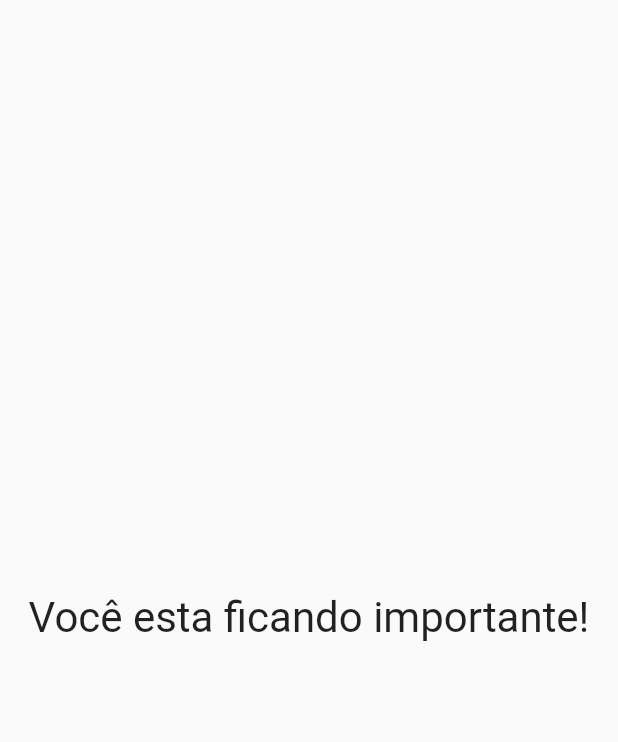
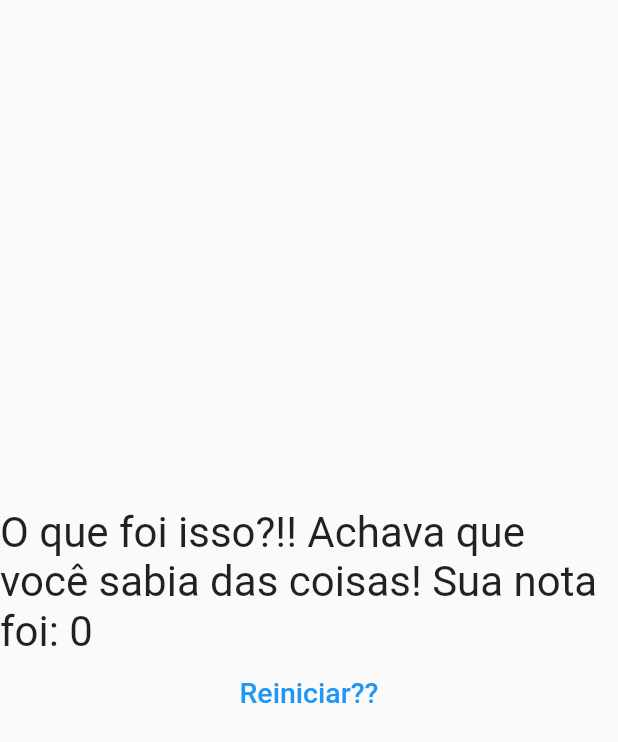
Before and after one commit to Quatrochifh/Rojo_Estudo_Dart, a Flutter app: the Resultado widget shown alone on an empty page, opened directly with empty values, on a phone screen of 412 x 824 dp. Shown: the top 742 px of the screen. Run offline on Flutter 3.47's test engine with Material 2 defaults, Android fonts, the phone set to English and light mode, and no system bars.

Commit message:
Primeiro projeto - Perguntas e Respostas 100% Concluido

```diff
--- a/Iniciando com Flutter.txt
+++ b/Iniciando com Flutter.txt
@@ -18,7 +18,13 @@ Primeiras Linhas de Código: https://github.com/Quatrochifh/Rojo_Estudo_Dart
 
 @Override é basicamente obrigatorio, ele diz que obrigatoriamente o component stateless precisa implementar, sobrescrevendo o build
 
-4# Diferentes tipos de Widgets
+4# - Stateless e Stateful
+
+
+
+
+
+5# Diferentes tipos de Widgets
 
 visiveis                                        x                  Invisíveis
 ReisedButton(), Text(), Card(),....                                Row(), Column(), ListView(),...
--- a/primeiro_projeto_flutter/primeiro_projeto_perguntas/lib/main.dart
+++ b/primeiro_projeto_flutter/primeiro_projeto_perguntas/lib/main.dart
@@ -1,6 +1,7 @@
 import 'package:flutter/material.dart';
 import './questionario.dart';
 import './resutado.dart';
+//import './resposta.dart';
 
 main() => runApp(const PerguntaApp());
 
@@ -17,30 +18,43 @@ class _PerguntaAppState extends State<PerguntaApp> {
 
   final _perguntas = const [
     {
-      'texto': 'Qual é a sua cor favorita?',
+      'name': '¹ᴾᴼᴺᵀᴼ',
+      'texto': 'O que significa "Valar Dohaeris"?',
       'respostas': [
-        {'texto': 'preto', 'nota': 10},
-        {'texto': 'vermelho', 'nota': 9},
-        {'texto': 'verde', 'nota': 8},
-        {'texto': 'laranja', 'nota': 7},
+        {'texto': '"Todos os homens devem servir"', 'nota': 10},
+        {'texto': 'Todas as pessoas devem sofrer', 'nota': 0},
+        {'texto': 'Todas as pessoas devem morrer', 'nota': 0},
+        {'texto': 'Todos os homens devem cair', 'nota': 0},
       ]
     },
     {
-      'texto': 'Qual o seu animal favorito?',
+      'name': '¹ᴾᴼᴺᵀᴼ',
+      'texto': 'Quais são os nomes dos 3 dragões de Daenerys Targaryen?',
       'respostas': [
-        {'texto': 'Lobo', 'nota': 10},
-        {'texto': 'Leão', 'nota': 9},
-        {'texto': 'Veado', 'nota': 8},
-        {'texto': 'Dragão', 'nota': 7},
+        {'texto': 'Shenlong, Tiamat, Mushun', 'nota': 0},
+        {'texto': 'Kall, Tyrell, Dracarys', 'nota': 0},
+        {'texto': 'Saphira, Draco, Lestark', 'nota': 0},
+        {'texto': 'Rhaegal, Drogon e Viserion', 'nota': 10},
       ]
     },
     {
-      'texto': 'Qual a sua casa favorita?',
+      'name': '¹ᴾᴼᴺᵀᴼ',
+      'texto': 'Quem deu para Jon Snow a espada Garralonga?',
       'respostas': [
-        {'texto': 'Stark', 'nota': 10},
-        {'texto': 'Lannister', 'nota': 9},
-        {'texto': 'Baratheon', 'nota': 8},
-        {'texto': 'Targaryen', 'nota': 10},
+        {'texto': 'Ned Stark', 'nota': 0},
+        {'texto': 'Tyrion Lannister', 'nota': 0},
+        {'texto': 'Jeor Mormont', 'nota': 10},
+        {'texto': 'Tormund Giantsbane', 'nota': 0},
+      ]
+    },
+        {
+      'name': '¹ᴾᴼᴺᵀᴼ',
+      'texto': 'Qual rei ficou conhecido como "Rei Louco"?',
+      'respostas': [
+        {'texto': 'Rhaegar Targaryen', 'nota': 0},
+        {'texto': 'Joffrey Baratheon', 'nota': 0},
+        {'texto': 'Aegon IV Targaryen', 'nota': 0},
+        {'texto': 'Aerys II Targaryen', 'nota': 10},
       ]
     }
   ];
@@ -59,27 +73,23 @@ class _PerguntaAppState extends State<PerguntaApp> {
         _notaTotal += nota;
       });
     }
-
-    print(_notaTotal);
   }
 
   bool get temPerguntaSelecionada {
     return _perguntaSelecionada < _perguntas.length;
   }
 
+  void _reiniciarQuestionario() {
+    setState(() {
+      _perguntaSelecionada = 0;
+      _notaTotal = 0;
+    });
+  }
+
   @override
   Widget build(BuildContext context) {
-    // List<String> respostas = temPerguntaSelecionada
-    // ? _perguntas[_perguntaSelecionada].cast()['respostas']
-    // : [];
-    // List<Widget> widgets =
-    //     respostas.map((t) => Resposta(t, _responder)).toList();
-
-    //  for (String textoResp in respostas) {
-    //     widgets.add(Resposta(textoResp, _responder));
-    //   }
-
     return MaterialApp(
+      theme: ThemeData( primarySwatch: Colors.green),
       home: Scaffold(
         appBar: AppBar(
           title: const Text('Perguntas'),
@@ -88,8 +98,9 @@ class _PerguntaAppState extends State<PerguntaApp> {
             ? Questionario(
                 perguntas: _perguntas,
                 perguntaSelecionada: _perguntaSelecionada,
-                quandoResponder: _responder)
-            :  Resultado(_notaTotal),
+                quandoResponder: _responder,
+              )
+            : Resultado(_notaTotal, _reiniciarQuestionario),
       ),
     );
   }
--- a/primeiro_projeto_flutter/primeiro_projeto_perguntas/lib/resposta.dart
+++ b/primeiro_projeto_flutter/primeiro_projeto_perguntas/lib/resposta.dart
@@ -1,4 +1,4 @@
-import 'package:flutter/cupertino.dart';
+//import 'package:flutter/cupertino.dart';
 //import 'package:flutter/src/foundation/key.dart';
 //import 'package:flutter/src/widgets/framework.dart';
 //import 'package:flutter/cupertino.dart';
@@ -9,10 +9,10 @@ class Resposta extends StatelessWidget {
 
   final String texto;
 
-  final void Function() quandoSelecionado;
+ final void Function() quandoSelecionado;
 
-  // ignore: use_key_in_widget_constructors
-  const Resposta (this.texto, this.quandoSelecionado );
+  const Resposta(this.texto,  this.quandoSelecionado, {Key? key})
+      : super(key: key);
 
 
   @override
@@ -23,8 +23,8 @@ class Resposta extends StatelessWidget {
         onPressed: quandoSelecionado,
         child: Text(texto),
         style: ElevatedButton.styleFrom(
-        primary: Color.fromARGB(255, 116, 167, 226), // background color
-        onPrimary: Colors.black87,
+        primary: Color.fromARGB(255, 11, 165, 34), // background color
+        onPrimary: Colors.white,
         ),
     ));
   }
--- a/primeiro_projeto_flutter/primeiro_projeto_perguntas/lib/resutado.dart
+++ b/primeiro_projeto_flutter/primeiro_projeto_perguntas/lib/resutado.dart
@@ -1,31 +1,59 @@
 //import 'package:flutter/src/foundation/key.dart';
 //import 'package:flutter/src/widgets/framework.dart';
+// ignore_for_file: unnecessary_brace_in_string_interps
+
 import 'package:flutter/material.dart';
 
 class Resultado extends StatelessWidget {
   final int pontuacao;
 
-  const Resultado(this.pontuacao, {Key? key}) : super(key: key);
+  final void Function() quandoReiniciarQuestionario;
+
+  const Resultado(this.pontuacao, this.quandoReiniciarQuestionario, {Key? key})
+      : super(key: key);
+
+
+  // const Resultado(this.pontuacao, void Function() reiniciarQuestionario,
+  // {Key? key, required this.quandoReiniciarQuestionario})
+  //: super(key: key);
 
   String get fraseResultado {
-    if (pontuacao <= 23 ) {
-      return 'Você esta ficando importante!';
-    } else if (pontuacao <= 26) {
-      return 'Você é um lorde!';
-    } else if (pontuacao <= 29) {
-      return 'Você é o mão do rei!';
+    if (pontuacao <= 0 ) {
+      return 'O que foi isso?!! Achava que você sabia das coisas! Sua nota foi: ${pontuacao}';
+  } else if (pontuacao <= 10 ) {
+      return 'Você esta ficando importante! Sua nota foi: ${pontuacao}';
+    } else if (pontuacao <= 20) {
+      return 'Você é um lorde! Sua nota foi: ${pontuacao}';
+    } else if (pontuacao <= 30) {
+      return 'Você é o mão do rei! Sua nota foi: ${pontuacao}';
     } else {
-      return 'Você é um rei!';
+      return 'Você é um rei! Sua nota foi: ${pontuacao}';
     }
   }
 
   @override
   Widget build(BuildContext context) {
-    return Center(
-      child: Text(
-        fraseResultado,
-        style: const TextStyle(fontSize: 28),
-      ),
+    return Column(
+      mainAxisAlignment: MainAxisAlignment.center ,
+      children: [
+        Center(
+          child: Text(
+            fraseResultado,
+            style: const TextStyle(fontSize: 28),
+          ),
+        ),
+         TextButton (
+         // ignore: sort_child_properties_last
+         child: const Text(
+          'Reiniciar??',
+          style: TextStyle(fontSize: 19),
+          ),
+         style: TextButton.styleFrom(
+          primary: Colors.blue,
+         ),
+         onPressed: quandoReiniciarQuestionario,
+         )
+      ],
     );
   }
 }
```
Also changed, not shown: 6 other files.
